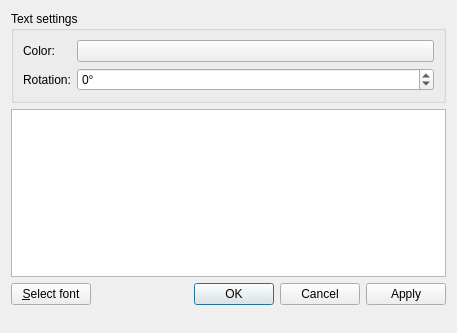
GNS3/gns3-gui, file gns3/ui/text_editor_dialog.ui: the form before one commit.
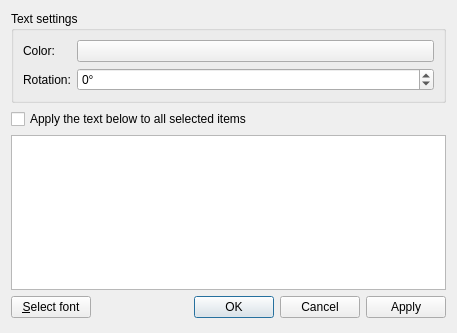
The form after the commit.

Commit message: Gives the possibility to apply or not the same text to all selected items when editing notes.

Diff of the .ui file:
```diff
--- a/gns3/ui/text_editor_dialog.ui
+++ b/gns3/ui/text_editor_dialog.ui
@@ -70,6 +70,13 @@
      </layout>
     </widget>
    </item>
+   <item>
+    <widget class="QCheckBox" name="uiApplyTextToAllItemsCheckBox">
+     <property name="text">
+      <string>Apply the text below to all selected items</string>
+     </property>
+    </widget>
+   </item>
    <item>
     <widget class="QPlainTextEdit" name="uiPlainTextEdit"/>
    </item>
```
The commit also changes 3 other files.
